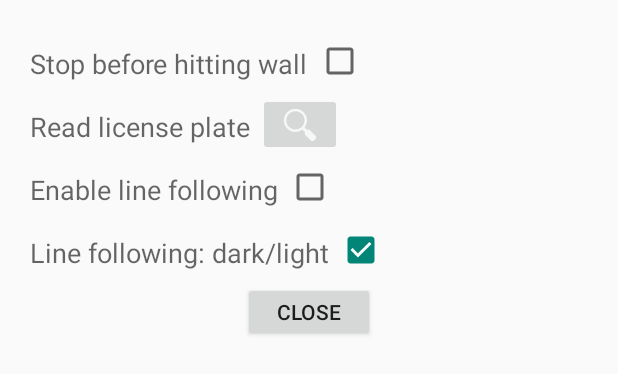
After one commit to Matszs/robots-on-wheels-team-8, an Android app: the layout connection_settings_dialog.xml on its own in the app's theme, with its tools: preview values and no code run, on a phone screen of 412 x 824 dp. The commit adds this screen. Shown: the top 374 px of the screen. Run offline under Robolectric (Android 15) with nearby library versions, the phone set to English and light mode, and no system bars.

Commit message:
android app line following

```diff
--- a/code/android-row-8/app/build.gradle
+++ b/code/android-row-8/app/build.gradle
@@ -8,8 +8,8 @@ android {
 		applicationId "hva.row8"
 		minSdkVersion 16
 		targetSdkVersion 22
-		versionCode 3
-		versionName "1.2"
+		versionCode 4
+		versionName "1.3"
 	}
 	buildTypes {
 		release {
--- /dev/null
+++ b/code/android-row-8/app/src/main/res/layout/connection_settings_dialog.xml
@@ -0,0 +1,132 @@
+<?xml version="1.0" encoding="utf-8"?>
+<LinearLayout xmlns:android="http://schemas.android.com/apk/res/android"
+    android:orientation="vertical"
+    android:layout_width="match_parent"
+    android:layout_height="match_parent"
+    android:padding="20dp">
+
+    <RelativeLayout
+        android:layout_width="match_parent"
+        android:layout_height="42dp">
+
+        <TextView
+            android:layout_width="wrap_content"
+            android:layout_height="match_parent"
+            android:textAppearance="?android:attr/textAppearanceMedium"
+            android:text="Stop before hitting wall"
+            android:id="@+id/textView5"
+            android:layout_alignParentTop="true"
+            android:layout_alignParentLeft="true"
+            android:layout_alignParentStart="true"
+            android:layout_marginTop="10dp"
+            android:layout_marginRight="5dp"/>
+
+        <CheckBox
+            android:layout_width="wrap_content"
+            android:layout_height="match_parent"
+            android:ems="10"
+            android:id="@+id/wall_hit"
+            android:layout_alignParentTop="true"
+            android:layout_toRightOf="@+id/textView5"
+            android:layout_toEndOf="@+id/textView5"/>
+    </RelativeLayout>
+
+    <RelativeLayout
+        android:layout_width="match_parent"
+        android:layout_height="42dp">
+
+        <TextView
+            android:layout_width="wrap_content"
+            android:layout_height="match_parent"
+            android:textAppearance="?android:attr/textAppearanceMedium"
+            android:text="Read license plate"
+            android:id="@+id/textView6"
+            android:layout_alignParentTop="true"
+            android:layout_alignParentLeft="true"
+            android:layout_alignParentStart="true"
+            android:layout_marginTop="10dp"
+            android:layout_marginRight="5dp"/>
+
+        <ImageButton
+            android:layout_width="wrap_content"
+            android:layout_height="wrap_content"
+            android:id="@+id/read_license_plate"
+            android:src="@drawable/ic_search"
+            android:layout_toRightOf="@+id/textView6"
+            android:layout_toEndOf="@+id/textView6"/>
+
+    </RelativeLayout>
+
+    <RelativeLayout
+        android:layout_width="match_parent"
+        android:layout_height="42dp">
+
+        <TextView
+            android:layout_width="wrap_content"
+            android:layout_height="match_parent"
+            android:textAppearance="?android:attr/textAppearanceMedium"
+            android:text="Enable line following"
+            android:id="@+id/textView7"
+            android:layout_alignParentTop="true"
+            android:layout_alignParentLeft="true"
+            android:layout_alignParentStart="true"
+            android:layout_marginTop="10dp"
+            android:layout_marginRight="5dp"/>
+
+        <CheckBox
+            android:layout_width="wrap_content"
+            android:layout_height="match_parent"
+            android:ems="10"
+            android:id="@+id/line_following"
+            android:layout_alignParentTop="true"
+            android:layout_toRightOf="@+id/textView7"
+            android:layout_toEndOf="@+id/textView7" />
+
+    </RelativeLayout>
+
+    <RelativeLayout
+        android:layout_width="match_parent"
+        android:layout_height="42dp">
+
+        <TextView
+            android:layout_width="wrap_content"
+            android:layout_height="match_parent"
+            android:textAppearance="?android:attr/textAppearanceMedium"
+            android:text="Line following: dark/light"
+            android:id="@+id/textView8"
+            android:layout_alignParentTop="true"
+            android:layout_alignParentLeft="true"
+            android:layout_alignParentStart="true"
+            android:layout_marginTop="10dp"
+            android:layout_marginRight="5dp"/>
+
+        <CheckBox
+            android:layout_width="wrap_content"
+            android:layout_height="match_parent"
+            android:ems="10"
+            android:id="@+id/line_following_color"
+            android:layout_alignParentTop="true"
+            android:checked="true"
+            android:layout_toRightOf="@+id/textView8"
+            android:layout_toEndOf="@+id/textView8" />
+
+    </RelativeLayout>
+
+
+    <RelativeLayout
+        android:layout_width="match_parent"
+        android:layout_height="40dp">
+
+        <Button
+            android:layout_width="wrap_content"
+            android:layout_height="wrap_content"
+            android:text="Close"
+            android:id="@+id/close_settings_button"
+            android:layout_gravity="center_horizontal"
+            android:layout_alignParentTop="true"
+            android:layout_centerHorizontal="true" />
+
+    </RelativeLayout>
+
+
+</LinearLayout>
```
Also changed, not shown: code/android-row-8/app/src/main/java/hva/row8/ConnectionActivity.java (+12 -51 lines), code/android-row-8/app/src/main/java/hva/row8/Dialogs/ConnectionSettingsDialog.java (added, +92 -0 lines), code/android-row-8/app/src/main/res/layout/activity_connection.xml (+2 -21 lines), code/android-row-8/app/src/main/res/drawable-hdpi/ic_search.png (added), code/android-row-8/app/src/main/res/drawable-mdpi/ic_search.png (added), code/android-row-8/app/src/main/res/drawable-xhdpi/ic_search.png (added), code/android-row-8/app/src/main/res/drawable-xxhdpi/ic_search.png (added), 2 other files.
